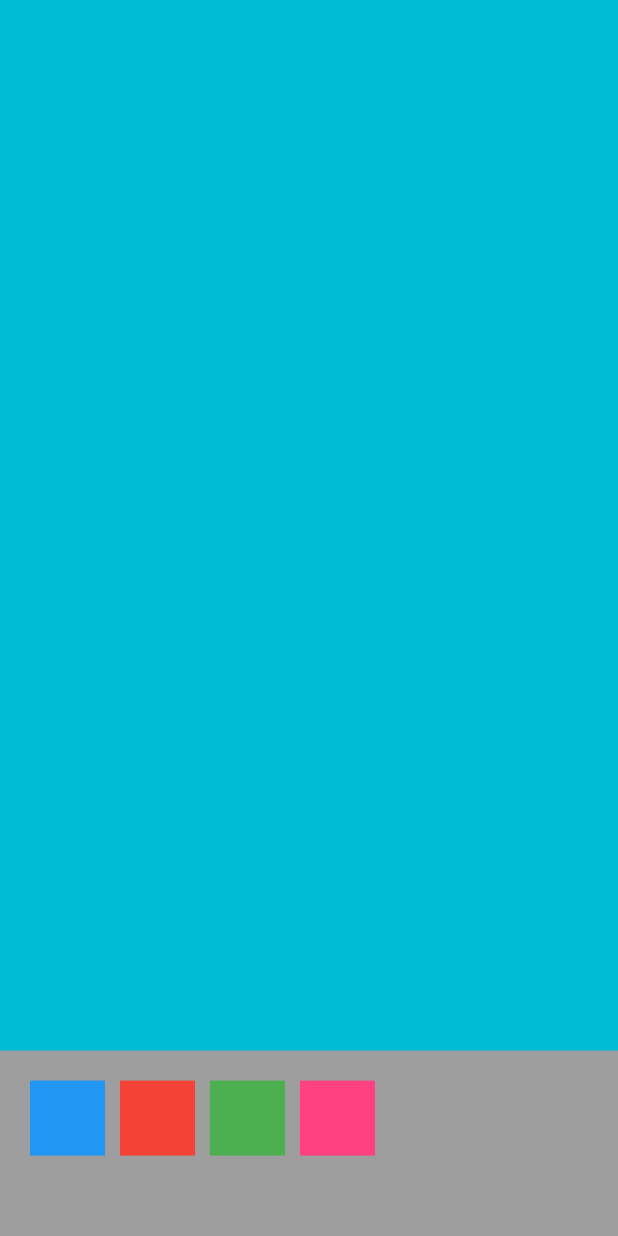
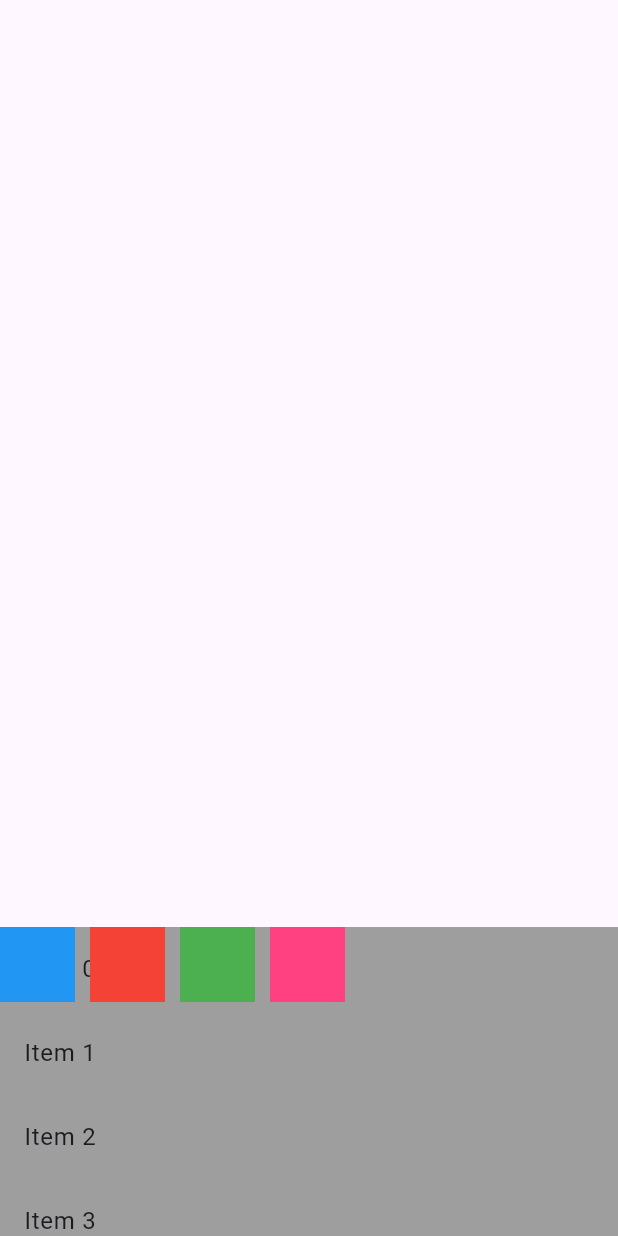
Before and after one commit to kasongo-mavetya-emmanuel/animations-exercises, a Flutter app: the screen it shows after launch, on a phone screen of 412 x 824 dp. Run offline on Flutter 3.47's test engine with Material 3 defaults, Android fonts, the phone set to English and light mode, and no system bars.

Commit message:
draggable scrollable effect with stack added

```diff
--- a/lib/drag_scroll_stack_effect.dart
+++ b/lib/drag_scroll_stack_effect.dart
@@ -8,96 +8,95 @@ class DragScrollStackEffect extends StatefulWidget {
 }
 
 class _DragScrollStackEffectState extends State<DragScrollStackEffect> with TickerProviderStateMixin {
-  late AnimationController _controller;
+  double perc=0.0;
+
   @override
   void initState() {
-    _controller=AnimationController(vsync: this,
-        duration: Duration(milliseconds: 250));
        super.initState();
+
   }
 
-  @override
-  void dispose() {
-    _controller.dispose();
-    super.dispose();
-  }
+
   @override
   Widget build(BuildContext context) {
     final scrHgt= MediaQuery.of(context).size.height;
+
     return Scaffold(
       body: SafeArea(
+        child:NotificationListener<DraggableScrollableNotification>(
+          onNotification: (DraggableScrollableNotification notification){
+            if(notification.extent<=0.27){
+              setState(() {
+                perc= 0;
+              });
+            }else{
+              setState(() {
+                perc= notification.extent;
+              });
+            }
+            print('eeeeeeeeeeee${notification}');
+
+            print('ddddd${notification.extent}');
+            return true;
+          },
+          child: DraggableScrollableSheet(
+            initialChildSize: 0.25,
+            builder: (BuildContext context, ScrollController scrollController) {
+             return  AnimatedBuilder(
+                  animation: scrollController,
+                  builder:(ctx, child){
+                    return Container(
+                      color: Colors.grey,
                       child: Stack(
-          //fit: StackFit.expand,
                         children: [
-            Container(
-              color: Colors.cyan,
+                          ListView.builder(
+                            controller:scrollController,
+                            itemCount: 25,
+                            itemBuilder: (BuildContext context, int index) {
+                              return ListTile(title: Text('Item $index'));
+                            },
                           ),
 
                           Positioned(
-              bottom: 0,
                               left: 0,
                               right: 0,
-              child: GestureDetector(
-                onVerticalDragUpdate: (DragUpdateDetails details){
-                  final delta= details.delta.dy/scrHgt;
-                  print('ffff${details.delta.dy} gggg${delta}');
-                  _controller.value+=-delta;
-                  print('jjjjjj${_controller.value}');
-                },
-                onVerticalDragEnd: (DragEndDetails details){
-                  if(_controller.value<0.3){
-                    _controller.reverse();
-                  }else if(_controller.value>0.7){
-                    _controller.forward();
-                  }
-                },
-                child: AnimatedBuilder(
-                    animation: _controller,
-                    builder:(ctx, child){
-                      return Container(
-                        padding: EdgeInsets.all(20),
-                        color: Colors.grey,
-                        height: scrHgt*0.15+(_controller.value*(scrHgt-(scrHgt*0.15))),
-                        child: Stack(
-                          children: [
-                            // ListView.builder(
-                            //   itemCount: 25,
-                            //   itemBuilder: (BuildContext context, int index) {
-                            //     return ListTile(title: Text('Item $index'));
-                            //   },
-                            // ),
+                              top: 0,
+                              bottom: 0,
+                              child: Container(
+                                // color: Colors.amberAccent,
+                              )),
                           Positioned(
                             left: 0,
                             top: 0,
                             child: Container(
                               color: Colors.blue,
-                                height: 50+(50*_controller.value),
-                                width: 50+(50*_controller.value),
+                              height: 50+(50*perc),
+                              width: 50+(50*perc),
                             ),),
                           AnimatedPositioned(
-                              left: 60-(60*_controller.value),
-                              top: 110*_controller.value,
+                            left: 60-(60*perc),
+                            top: 110*perc,
                             duration: Duration(milliseconds: 10),
                             child: Container(
                               color: Colors.red,
-                                height: 50+(50*_controller.value),
-                                width: 50+(50*_controller.value),
+                              height: 50+(50*perc),
+                              width: 50+(50*perc),
                             ),),
                           Positioned(
-                              left: 120-(120*_controller.value),
-                              top: 220*_controller.value,
+                            left: 120-(120*perc),
+                            top: 220*perc,
                             child: Container(
                               color: Colors.green,
-                                height: 50+(50*_controller.value),
-                                width: 50+(50*_controller.value),
+                              height: 50+(50*perc),
+                              width: 50+(50*perc),
                             ),),
                           Positioned(
-                              left: 180-(180*_controller.value),
-                              top: 330*_controller.value,
+                            left: 180-(180*perc),
+                            top: 330*perc,
                             child: Container(
                               color: Colors.pinkAccent,
-                                height: 50+(50*_controller.value),
-                                width: 50+(50*_controller.value),
+                              height: 50+(50*perc),
+                              width: 50+(50*perc),
                             ),
                           ),
                         ],
@@ -106,11 +105,12 @@ class _DragScrollStackEffectState extends State<DragScrollStackEffect> with Tick
 
 
                   }
+              );
+            },
+
           ),
-              ),
-            ),
-          ],
-        ),
+        )
+
       ),
     );
   }
@@ -127,3 +127,104 @@ class _DragScrollStackEffectState extends State<DragScrollStackEffect> with Tick
 // _controller.forward();
 // }
 // },
+
+// child: Stack(
+//   //fit: StackFit.expand,
+//   children: [
+//     Container(
+//       color: Colors.cyan,
+//     ),
+//
+//     Positioned(
+//       bottom: 0,
+//       left: 0,
+//       right: 0,
+//       child: GestureDetector(
+//         onVerticalDragUpdate: (DragUpdateDetails details){
+//           final delta= details.delta.dy/scrHgt;
+//           print('ffff${details.delta.dy} gggg${delta}');
+//           _controller.value+=-delta;
+//           print('jjjjjj${_controller.value}');
+//
+//
+//         },
+//         onVerticalDragEnd: (DragEndDetails details){
+//
+//           if(_controller.value<0.3){
+//             _controller.reverse();
+//           }else if(_controller.value>0.7){
+//             _controller.forward();
+//           }
+//         },
+//         child: AnimatedBuilder(
+//             animation: _controller,
+//             builder:(ctx, child){
+//               return Container(
+//                 padding: EdgeInsets.all(20),
+//                 color: Colors.grey,
+//                 height: scrHgt*0.15+(_controller.value*(scrHgt-(scrHgt*0.15))),
+//                 child: Stack(
+//                   children: [
+//                     ListView.builder(
+//                       physics: _controller.value<1?NeverScrollableScrollPhysics():null,
+//                       controller:_listController,
+//                       itemCount: 25,
+//                       itemBuilder: (BuildContext context, int index) {
+//                         return ListTile(title: Text('Item $index'));
+//                       },
+//                     ),
+//
+//
+//                     Positioned(
+//                       left: 0,
+//                         right: 0,
+//                         top: 0,
+//                          bottom: 0,
+//                         child: Container(
+//                          // color: Colors.amberAccent,
+//                         )),
+//                     Positioned(
+//                       left: 0,
+//                       top: 0,
+//                       child: Container(
+//                         color: Colors.blue,
+//                         height: 50+(50*_controller.value),
+//                         width: 50+(50*_controller.value),
+//                       ),),
+//                     AnimatedPositioned(
+//                       left: 60-(60*_controller.value),
+//                       top: 110*_controller.value,
+//                       duration: Duration(milliseconds: 10),
+//                       child: Container(
+//                         color: Colors.red,
+//                         height: 50+(50*_controller.value),
+//                         width: 50+(50*_controller.value),
+//                       ),),
+//                     Positioned(
+//                       left: 120-(120*_controller.value),
+//                       top: 220*_controller.value,
+//                       child: Container(
+//                         color: Colors.green,
+//                         height: 50+(50*_controller.value),
+//                         width: 50+(50*_controller.value),
+//                       ),),
+//                     Positioned(
+//                       left: 180-(180*_controller.value),
+//                       top: 330*_controller.value,
+//                       child: Container(
+//                         color: Colors.pinkAccent,
+//                         height: 50+(50*_controller.value),
+//                         width: 50+(50*_controller.value),
+//                       ),
+//                     ),
+//                   ],
+//                 ),
+//               );
+//
+//
+//             }
+//         ),
+//       ),
+//     ),
+//   ],
+// ),
```
Lines whose indentation alone changed are shown as unchanged.
